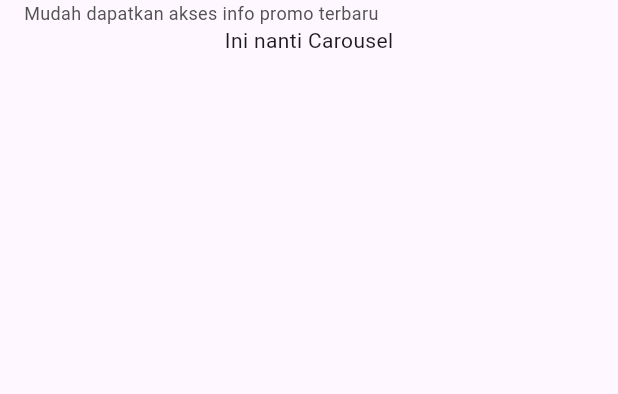
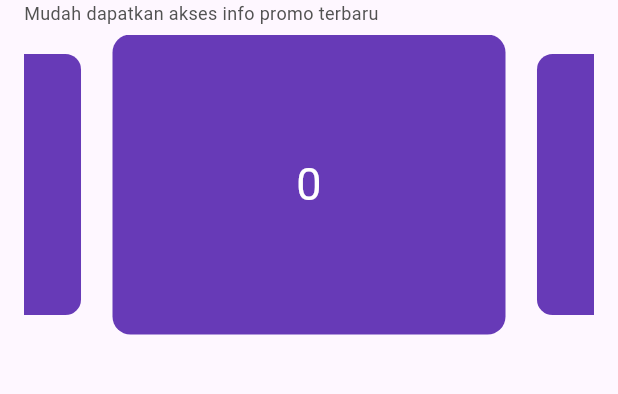
Before and after one commit to arifsptra/mobile-payreless, a Flutter app: the SelaluAda widget shown alone on an empty page, opened directly, on a phone screen of 412 x 824 dp, the part 45-439 px from its top. Run offline on Flutter 3.47's test engine with Material 3 defaults, Android fonts, the phone set to English and light mode, and no system bars; drawn by our look-alikes of carousel_slider.

Commit message:
add carousel

```diff
--- a/lib/main.dart
+++ b/lib/main.dart
@@ -43,7 +43,7 @@ class _HomeScreenState extends State<HomeScreen> {
           SingleChildScrollView(
             child: Column(
               children: [
-                const SizedBox(height: 95), // Space for AppBar
+                const SizedBox(height: 95),
                 UserInfoCard(),
                 HotspotCard(),
                 FeaturesGrid(),
@@ -51,8 +51,6 @@ class _HomeScreenState extends State<HomeScreen> {
                 Berita(),
                 SelaluAda(),
                 const SizedBox(height: 20),
-                // _buildCarousel(),
-                const SizedBox(height: 50), // Extra space for bottom bar
               ],
             ),
           ),
@@ -124,40 +122,6 @@ class _HomeScreenState extends State<HomeScreen> {
                 : Colors.grey,
       ),
       onPressed: () => _onItemTapped(index),
-    );
-  }
-
-  Widget _buildCarousel() {
-    return CarouselSlider.builder(
-      itemCount: 5,
-      itemBuilder:
-          (BuildContext context, int itemIndex, int pageViewIndex) => Container(
-            width: double.infinity,
-            margin: const EdgeInsets.symmetric(horizontal: 8),
-            decoration: BoxDecoration(
-              color: Colors.red,
-              borderRadius: BorderRadius.circular(12),
-            ),
-            child: Center(
-              child: Text(
-                itemIndex.toString(),
-                style: const TextStyle(color: Colors.white, fontSize: 40),
-              ),
-            ),
-          ),
-      options: CarouselOptions(
-        height: 200,
-        aspectRatio: 16 / 9,
-        viewportFraction: 0.8,
-        initialPage: 0,
-        enableInfiniteScroll: true,
-        autoPlay: true,
-        autoPlayInterval: const Duration(seconds: 3),
-        autoPlayAnimationDuration: const Duration(milliseconds: 800),
-        autoPlayCurve: Curves.fastOutSlowIn,
-        enlargeCenterPage: true,
-        scrollDirection: Axis.horizontal,
-      ),
     );
   }
 }
@@ -733,7 +697,42 @@ class BestOffers extends StatelessWidget {
               ),
             ],
           ),
-          Text("Ini nanti Carousel"),
+          SizedBox(height: 6),
+          CarouselSlider.builder(
+            itemCount: 5,
+            itemBuilder:
+                (BuildContext context, int itemIndex, int pageViewIndex) =>
+                    Container(
+                      width: double.infinity,
+                      margin: const EdgeInsets.symmetric(horizontal: 2),
+                      decoration: BoxDecoration(
+                        color: Colors.deepPurple,
+                        borderRadius: BorderRadius.circular(12),
+                      ),
+                      child: Center(
+                        child: Text(
+                          itemIndex.toString(),
+                          style: const TextStyle(
+                            color: Colors.white,
+                            fontSize: 30,
+                          ),
+                        ),
+                      ),
+                    ),
+            options: CarouselOptions(
+              height: 200,
+              aspectRatio: 4 / 3,
+              viewportFraction: 0.4,
+              initialPage: 0,
+              enableInfiniteScroll: true,
+              autoPlay: true,
+              autoPlayInterval: const Duration(seconds: 10),
+              autoPlayAnimationDuration: const Duration(milliseconds: 2000),
+              autoPlayCurve: Curves.fastOutSlowIn,
+              enlargeCenterPage: true,
+              scrollDirection: Axis.horizontal,
+            ),
+          ),
         ],
       ),
     );
@@ -915,7 +914,42 @@ class SelaluAda extends StatelessWidget {
               ),
             ],
           ),
-          Text("Ini nanti Carousel"),
+          SizedBox(height: 6),
+          CarouselSlider.builder(
+            itemCount: 5,
+            itemBuilder:
+                (BuildContext context, int itemIndex, int pageViewIndex) =>
+                    Container(
+                      width: double.infinity,
+                      margin: const EdgeInsets.symmetric(horizontal: 2),
+                      decoration: BoxDecoration(
+                        color: Colors.deepPurple,
+                        borderRadius: BorderRadius.circular(12),
+                      ),
+                      child: Center(
+                        child: Text(
+                          itemIndex.toString(),
+                          style: const TextStyle(
+                            color: Colors.white,
+                            fontSize: 30,
+                          ),
+                        ),
+                      ),
+                    ),
+            options: CarouselOptions(
+              height: 200,
+              aspectRatio: 16 / 9,
+              viewportFraction: 0.7,
+              initialPage: 0,
+              enableInfiniteScroll: true,
+              autoPlay: true,
+              autoPlayInterval: const Duration(seconds: 10),
+              autoPlayAnimationDuration: const Duration(milliseconds: 2000),
+              autoPlayCurve: Curves.fastOutSlowIn,
+              enlargeCenterPage: true,
+              scrollDirection: Axis.horizontal,
+            ),
+          ),
         ],
       ),
     );
```
